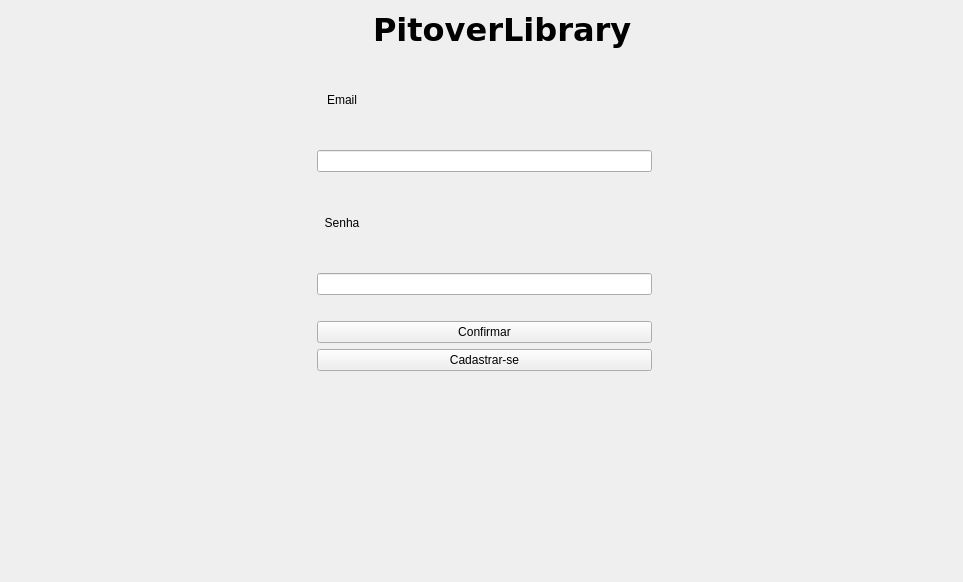
Qt form login.ui (adrianorocha-dev/PiltoverLibrary) before a commit.
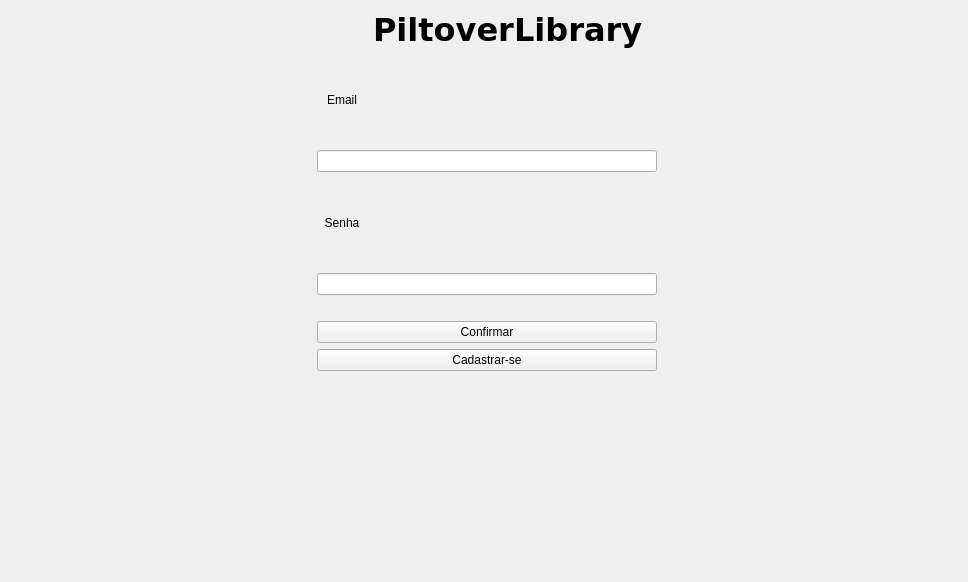
The same form after that commit. Icons and pictures are not drawn.

Patch:
```diff
--- a/login.ui
+++ b/login.ui
@@ -6,7 +6,7 @@
    <rect>
     <x>0</x>
     <y>0</y>
-    <width>963</width>
+    <width>968</width>
     <height>582</height>
    </rect>
   </property>
@@ -143,7 +143,7 @@
       </font>
      </property>
      <property name="text">
-      <string>PitoverLibrary</string>
+      <string>PiltoverLibrary</string>
      </property>
     </widget>
    </item>
```
